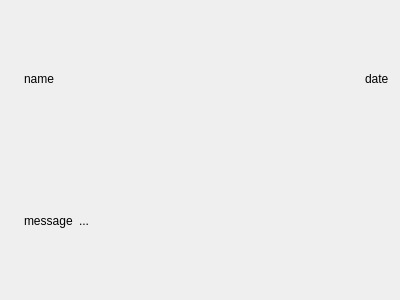
The window that client/src/recent_message_list_item_form.ui (Devil-Alice/chatroom) describes before a commit, drawn with Qt 5.
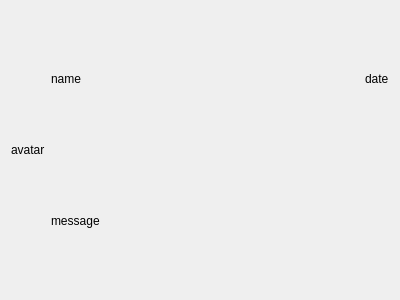
The same window after the commit.

Patch:
```diff
--- a/client/src/recent_message_list_item_form.ui
+++ b/client/src/recent_message_list_item_form.ui
@@ -19,7 +19,7 @@
      <item row="0" column="0">
       <widget class="QLabel" name="label_avatar">
        <property name="text">
-        <string/>
+        <string>avatar</string>
        </property>
       </widget>
      </item>
@@ -73,13 +73,6 @@
          </property>
         </widget>
        </item>
-       <item>
-        <widget class="QLabel" name="label">
-         <property name="text">
-          <string>...</string>
-         </property>
-        </widget>
-       </item>
        <item>
         <spacer name="horizontalSpacer_2">
          <property name="orientation">
```
